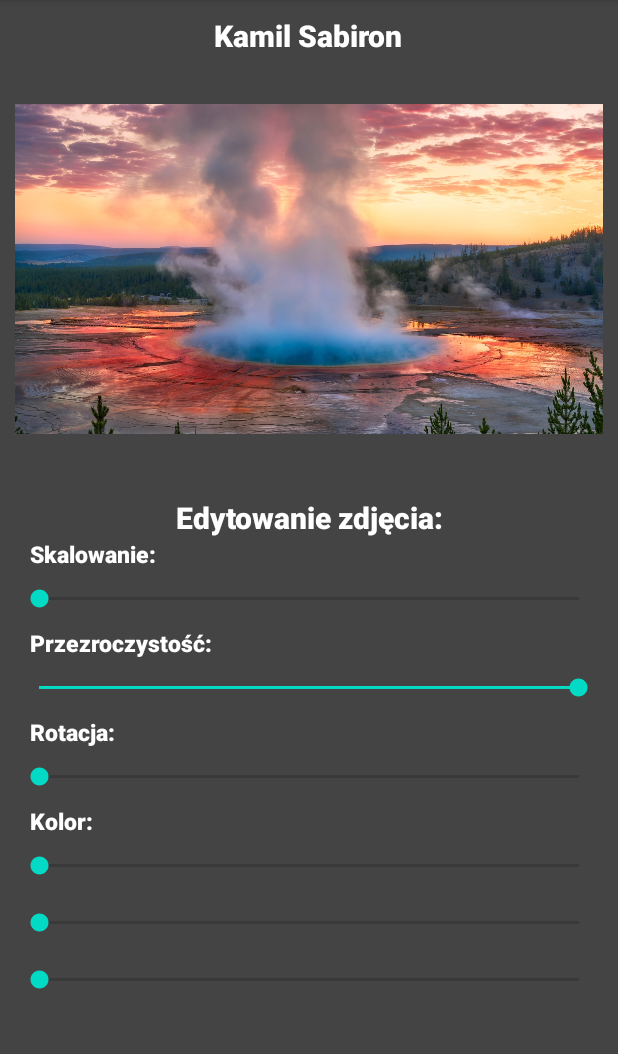
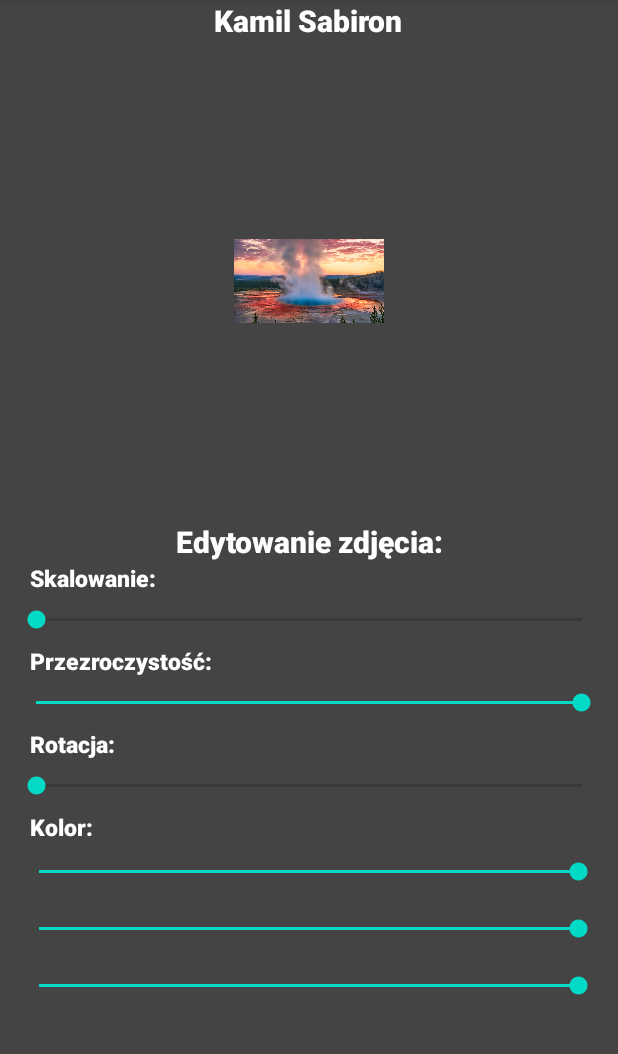
Before and after one commit to mrNorii/edytorzdjec_PAM, an Android app: the screen it shows after launch (MainActivity), on a phone screen of 412 x 824 dp, the part 84-1138 px from its top. Run offline under Robolectric (Android 15) with nearby library versions, the phone set to English and light mode, and no system bars.

Commit message:
poprawienie skalowania i seekbar'ow

```diff
--- a/app/src/main/res/layout/activity_main.xml
+++ b/app/src/main/res/layout/activity_main.xml
@@ -9,6 +9,15 @@
     android:background="#444444"
     >
 
+    <TextView
+        android:layout_width="wrap_content"
+        android:layout_height="wrap_content"
+        android:text="Kamil Sabiron"
+        android:textSize="20sp"
+        android:layout_gravity="center"
+        android:fontFamily="sans-serif-black"
+        android:textColor="@color/white"/>
+
     <LinearLayout
         android:layout_width="match_parent"
         android:layout_height="0dp"
@@ -16,20 +25,12 @@
         android:orientation="vertical"
         android:layout_margin="10sp">
 
-        <TextView
-            android:layout_width="wrap_content"
+        <ImageView
+            android:layout_width="100dp"
             android:layout_height="wrap_content"
-            android:text="Kamil Sabiron"
-            android:textSize="20sp"
-            android:layout_gravity="center"
-            android:fontFamily="sans-serif-black"
-            android:textColor="@color/white"/>
-
-        <ImageView
-            android:layout_width="match_parent"
-            android:layout_height="match_parent"
             android:src="@drawable/geyser"
             android:id="@+id/obraz"
+            android:layout_gravity="center"
             />
 
     </LinearLayout>
@@ -61,7 +62,7 @@
         <SeekBar
             android:layout_width="match_parent"
             android:layout_height="wrap_content"
-            android:layout_margin="10dp"
+            android:layout_margin="8dp"
             android:id="@+id/scaleSeek"
             android:max="10"
             android:min="1"
@@ -81,7 +82,7 @@
         <SeekBar
             android:layout_width="match_parent"
             android:layout_height="wrap_content"
-            android:layout_margin="10dp"
+            android:layout_margin="8dp"
             android:id="@+id/transitionSeek"
             android:max="255"
             android:progress="255"
@@ -100,7 +101,7 @@
         <SeekBar
             android:layout_width="match_parent"
             android:layout_height="wrap_content"
-            android:layout_margin="10dp"
+            android:layout_margin="8dp"
             android:id="@+id/rotationSeek"
             android:max="360"
             />
@@ -120,6 +121,7 @@
             android:layout_margin="10dp"
             android:id="@+id/rSeek"
             android:max="255"
+            android:progress="255"
 
             />
         <SeekBar
@@ -128,7 +130,7 @@
             android:layout_margin="10dp"
             android:id="@+id/gSeek"
             android:max="255"
-
+            android:progress="255"
             />
         <SeekBar
             android:layout_width="match_parent"
@@ -136,7 +138,7 @@
             android:layout_margin="10dp"
             android:id="@+id/bSeek"
             android:max="255"
-
+            android:progress="255"
             />
 
     </LinearLayout>
```
